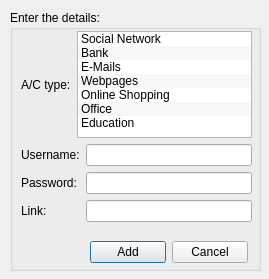
Before: the Qt Designer form addentry.ui in sreecodeslayer/College_Build_of_PWManager, drawn with Qt 5.
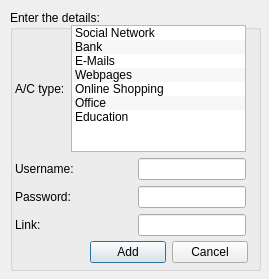
After: the same form once the commit is applied. Icons and pictures are not drawn.

The edit to the form file:
```diff
--- a/addentry.ui
+++ b/addentry.ui
@@ -56,14 +56,38 @@
    <widget class="QWidget" name="layoutWidget">
     <property name="geometry">
      <rect>
-      <x>11</x>
-      <y>21</y>
+      <x>80</x>
+      <y>230</y>
+      <width>158</width>
+      <height>25</height>
+     </rect>
+    </property>
+    <layout class="QHBoxLayout" name="horizontalLayout_3">
+     <item>
+      <widget class="QPushButton" name="Ok_Button">
+       <property name="text">
+        <string>Add</string>
+       </property>
+      </widget>
+     </item>
+     <item>
+      <widget class="QPushButton" name="Cancel_Button">
+       <property name="text">
+        <string>Cancel</string>
+       </property>
+      </widget>
+     </item>
+    </layout>
+   </widget>
+   <widget class="QWidget" name="">
+    <property name="geometry">
+     <rect>
+      <x>5</x>
+      <y>15</y>
       <width>231</width>
-      <height>191</height>
+      <height>211</height>
      </rect>
     </property>
-    <layout class="QVBoxLayout" name="verticalLayout_4">
-     <item>
       <layout class="QVBoxLayout" name="verticalLayout_3">
        <item>
         <layout class="QHBoxLayout" name="horizontalLayout_2">
@@ -215,49 +239,41 @@
          <item>
           <layout class="QVBoxLayout" name="verticalLayout_2">
            <item>
-            <widget class="QLineEdit" name="add_username"/>
+          <widget class="QLineEdit" name="add_username">
+           <property name="sizePolicy">
+            <sizepolicy hsizetype="Fixed" vsizetype="Fixed">
+             <horstretch>0</horstretch>
+             <verstretch>0</verstretch>
+            </sizepolicy>
+           </property>
+          </widget>
            </item>
            <item>
             <widget class="QLineEdit" name="add_password">
+           <property name="sizePolicy">
+            <sizepolicy hsizetype="Fixed" vsizetype="Fixed">
+             <horstretch>0</horstretch>
+             <verstretch>0</verstretch>
+            </sizepolicy>
+           </property>
              <property name="echoMode">
               <enum>QLineEdit::Password</enum>
              </property>
             </widget>
            </item>
            <item>
-            <widget class="QLineEdit" name="add_link"/>
+          <widget class="QLineEdit" name="add_link">
+           <property name="sizePolicy">
+            <sizepolicy hsizetype="Fixed" vsizetype="Fixed">
+             <horstretch>0</horstretch>
+             <verstretch>0</verstretch>
+            </sizepolicy>
+           </property>
+          </widget>
            </item>
           </layout>
          </item>
         </layout>
-       </item>
-      </layout>
-     </item>
-    </layout>
-   </widget>
-   <widget class="QWidget" name="layoutWidget">
-    <property name="geometry">
-     <rect>
-      <x>80</x>
-      <y>230</y>
-      <width>158</width>
-      <height>25</height>
-     </rect>
-    </property>
-    <layout class="QHBoxLayout" name="horizontalLayout_3">
-     <item>
-      <widget class="QPushButton" name="Ok_Button">
-       <property name="text">
-        <string>Add</string>
-       </property>
-      </widget>
-     </item>
-     <item>
-      <widget class="QPushButton" name="Cancel_Button">
-       <property name="text">
-        <string>Cancel</string>
-       </property>
-      </widget>
      </item>
     </layout>
    </widget>
```
Left out of the diff: 4 changed lines with no effect on the pictures. Lines whose indentation alone changed are shown as unchanged.
